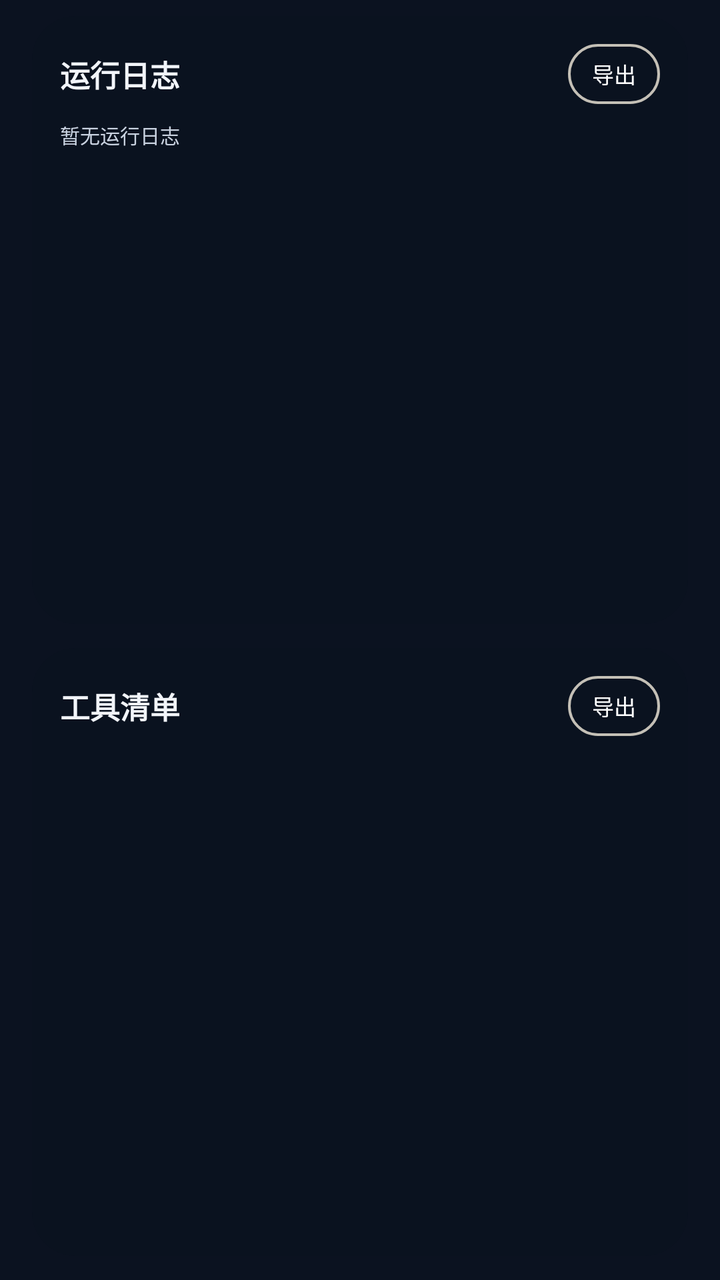
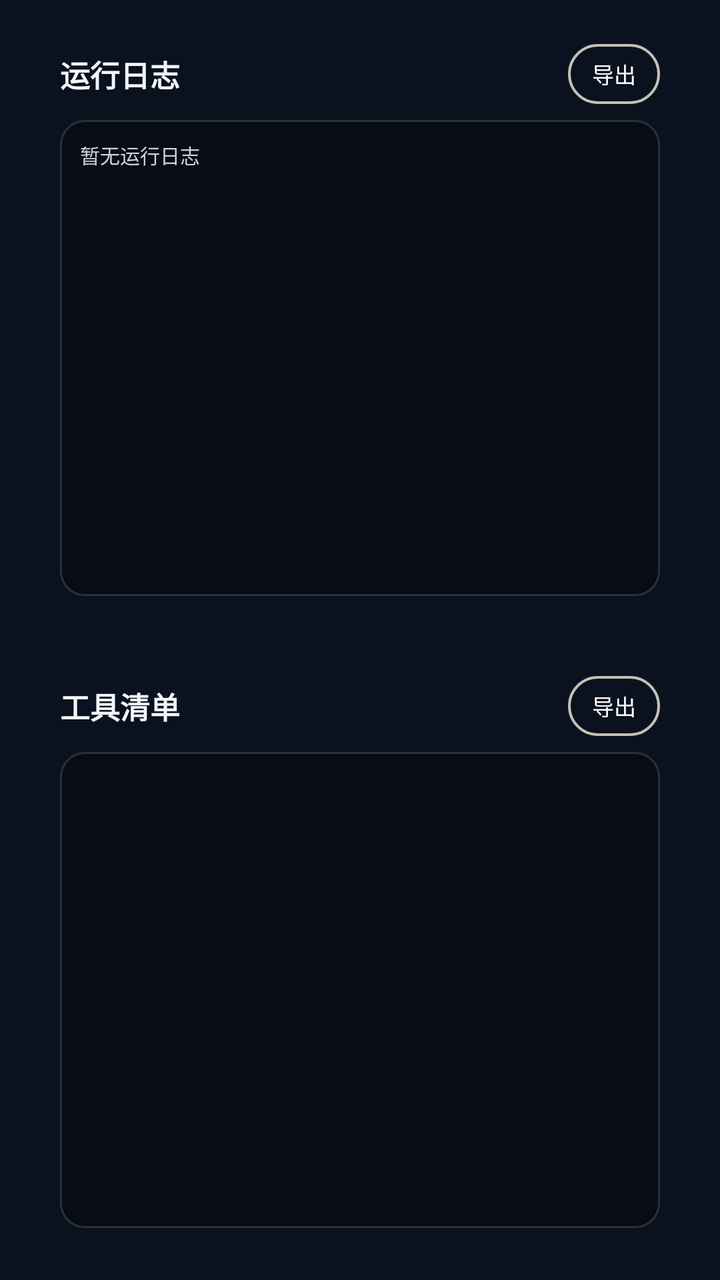

Two renders of the same Android screen: before a commit and after it. Below are the layout's source before the change and the commit's diff.
<!-- AndroidManifest.xml: application theme Theme.Sagittarius -->
<!-- res/layout/fragment_agent_terminal.xml -->
<?xml version="1.0" encoding="utf-8"?>
<LinearLayout xmlns:android="http://schemas.android.com/apk/res/android"
    android:layout_width="match_parent"
    android:layout_height="match_parent"
    android:orientation="vertical"
    android:paddingStart="16dp"
    android:paddingTop="8dp"
    android:paddingEnd="16dp"
    android:paddingBottom="12dp">

    <LinearLayout
        android:id="@+id/cardLogs"
        android:layout_width="match_parent"
        android:layout_height="0dp"
        android:layout_weight="1"
        android:background="@drawable/bg_agent_card"
        android:orientation="vertical"
        android:padding="14dp">

        <LinearLayout
            android:layout_width="match_parent"
            android:layout_height="wrap_content"
            android:gravity="center_vertical"
            android:orientation="horizontal">

            <TextView
                android:layout_width="0dp"
                android:layout_height="wrap_content"
                android:layout_weight="1"
                android:text="@string/agent_terminal_logs_title"
                android:textColor="#F2F5FA"
                android:textSize="15sp"
                android:textStyle="bold" />

            <TextView
                android:id="@+id/tvLogSummary"
                android:layout_width="wrap_content"
                android:layout_height="wrap_content"
                android:layout_marginEnd="10dp"
                android:textColor="#8C95A6"
                android:textSize="10sp" />

            <TextView
                android:id="@+id/btnExportLogs"
                android:layout_width="wrap_content"
                android:layout_height="30dp"
                android:background="@drawable/bg_agent_ink_border"
                android:gravity="center"
                android:paddingStart="12dp"
                android:paddingEnd="12dp"
                android:text="@string/agent_terminal_export"
                android:textColor="#FFFFFF"
                android:textSize="11sp" />
        </LinearLayout>

        <ScrollView
            android:id="@+id/logScroll"
            android:layout_width="match_parent"
            android:layout_height="0dp"
            android:layout_marginTop="8dp"
            android:layout_weight="1"
            android:overScrollMode="never"
            android:scrollbars="none">

            <TextView
                android:id="@+id/tvLogWindow"
                android:layout_width="match_parent"
                android:layout_height="wrap_content"
                android:fontFamily="monospace"
                android:lineSpacingExtra="2dp"
                android:text="@string/agent_terminal_logs_empty"
                android:textColor="#C9D2E0"
                android:textSize="10sp" />
        </ScrollView>
    </LinearLayout>

    <LinearLayout
        android:id="@+id/cardTools"
        android:layout_width="match_parent"
        android:layout_height="0dp"
        android:layout_marginTop="12dp"
        android:layout_weight="1"
        android:background="@drawable/bg_agent_card"
        android:orientation="vertical"
        android:padding="14dp">

        <LinearLayout
            android:layout_width="match_parent"
            android:layout_height="wrap_content"
            android:gravity="center_vertical"
            android:orientation="horizontal">

            <TextView
                android:layout_width="0dp"
                android:layout_height="wrap_content"
                android:layout_weight="1"
                android:text="@string/agent_terminal_tools_title"
                android:textColor="#F2F5FA"
                android:textSize="15sp"
                android:textStyle="bold" />

            <TextView
                android:id="@+id/tvToolSummary"
                android:layout_width="wrap_content"
                android:layout_height="wrap_content"
                android:layout_marginEnd="10dp"
                android:textColor="#8C95A6"
                android:textSize="10sp" />

            <TextView
                android:id="@+id/btnExportTools"
                android:layout_width="wrap_content"
                android:layout_height="30dp"
                android:background="@drawable/bg_agent_ink_border"
                android:gravity="center"
                android:paddingStart="12dp"
                android:paddingEnd="12dp"
                android:text="@string/agent_terminal_export"
                android:textColor="#FFFFFF"
                android:textSize="11sp" />
        </LinearLayout>

        <ScrollView
            android:id="@+id/toolScroll"
            android:layout_width="match_parent"
            android:layout_height="0dp"
            android:layout_marginTop="8dp"
            android:layout_weight="1"
            android:overScrollMode="never"
            android:scrollbars="none">

            <LinearLayout
                android:id="@+id/toolContainer"
                android:layout_width="match_parent"
                android:layout_height="wrap_content"
                android:orientation="vertical" />
        </ScrollView>
    </LinearLayout>
</LinearLayout>
<!-- resources referenced by this layout -->
<resources>
  <!-- drawable bg_agent_card (drawable) -->
  <?xml version="1.0" encoding="utf-8"?>
  <shape xmlns:android="http://schemas.android.com/apk/res/android"
      android:shape="rectangle">
      <solid android:color="#E60B1220" />
      <corners android:radius="22dp" />
  </shape>
  <string name="agent_terminal_export">导出</string>
  <string name="agent_terminal_logs_empty">暂无运行日志</string>
  <string name="agent_terminal_logs_title">运行日志</string>
  <string name="agent_terminal_tools_title">工具清单</string>
  <style name="Theme.Sagittarius" parent="Theme.Sagittarius.Black" />
  <!-- drawable bg_screen_black (drawable) -->
  <?xml version="1.0" encoding="utf-8"?>
  <layer-list xmlns:android="http://schemas.android.com/apk/res/android">
      <item>
          <shape android:shape="rectangle">
              <solid android:color="#0B1220" />
          </shape>
      </item>
  </layer-list>
  <color name="bg_deep">#0A0F1D</color>
  <style name="ThemeOverlay.Sagittarius.Dialog" parent="ThemeOverlay.Material3.MaterialAlertDialog">
          <item name="colorSurface">#182134</item>
          <item name="colorOnSurface">@color/text_primary</item>
          <item name="colorPrimary">@color/accent_teal</item>
      </style>
  <!-- drawable bg_input (drawable) -->
  <?xml version="1.0" encoding="utf-8"?>
  <shape xmlns:android="http://schemas.android.com/apk/res/android" android:shape="rectangle">
      <solid android:color="?attr/blInputFill" />
      <corners android:radius="16dp" />
      <stroke android:width="1dp" android:color="?attr/blInputStroke" />
  </shape>
  <!-- drawable bg_search (drawable) -->
  <?xml version="1.0" encoding="utf-8"?>
  <shape xmlns:android="http://schemas.android.com/apk/res/android" android:shape="rectangle">
      <solid android:color="?attr/blInputFill" />
      <corners android:radius="16dp" />
      <stroke android:width="1dp" android:color="?attr/blInputStroke" />
  </shape>
  <!-- drawable bg_metric_tile (drawable) -->
  <?xml version="1.0" encoding="utf-8"?>
  <shape xmlns:android="http://schemas.android.com/apk/res/android" android:shape="rectangle">
      <solid android:color="?attr/blMetricTile" />
      <corners android:radius="14dp" />
      <stroke android:width="1dp" android:color="?attr/blDivider" />
  </shape>
  <!-- drawable bg_icon_circle (drawable) -->
  <?xml version="1.0" encoding="utf-8"?>
  <shape xmlns:android="http://schemas.android.com/apk/res/android" android:shape="oval">
      <solid android:color="?attr/blIconCircle" />
  </shape>
  <!-- drawable bg_glass_icon_button (drawable) -->
  <?xml version="1.0" encoding="utf-8"?>
  <shape xmlns:android="http://schemas.android.com/apk/res/android" android:shape="rectangle">
      <solid android:color="?attr/blIconButton" />
      <corners android:radius="14dp" />
      <stroke android:width="1dp" android:color="?attr/blDivider" />
  </shape>
  <!-- drawable bg_floating_button (drawable) -->
  <?xml version="1.0" encoding="utf-8"?>
  <shape xmlns:android="http://schemas.android.com/apk/res/android" android:shape="rectangle">
      <solid android:color="?attr/blFloatingButtonFill" />
      <corners android:radius="12dp" />
      <stroke android:width="1dp" android:color="?attr/blFloatingButtonStroke" />
  </shape>
  <color name="text_primary">#F8FAFC</color>
  <color name="accent_teal">#34E7C4</color>
  <!-- unchanged entries left out for length: 7 -->
</resources>

<!-- the commit's change to res/layout/fragment_agent_terminal.xml (unified diff, before → after) -->
@@ -59,7 +59,9 @@
             android:layout_height="0dp"
             android:layout_marginTop="8dp"
             android:layout_weight="1"
+            android:background="@drawable/bg_agent_code_box"
             android:overScrollMode="never"
+            android:padding="10dp"
             android:scrollbars="none">
 
             <TextView
@@ -67,7 +69,7 @@
                 android:layout_width="match_parent"
                 android:layout_height="wrap_content"
                 android:fontFamily="monospace"
-                android:lineSpacingExtra="2dp"
+                android:lineSpacingExtra="3dp"
                 android:text="@string/agent_terminal_logs_empty"
                 android:textColor="#C9D2E0"
                 android:textSize="10sp" />
@@ -126,7 +128,9 @@
             android:layout_height="0dp"
             android:layout_marginTop="8dp"
             android:layout_weight="1"
+            android:background="@drawable/bg_agent_code_box"
             android:overScrollMode="never"
+            android:padding="10dp"
             android:scrollbars="none">
 
             <LinearLayout
<!-- resource entries referenced after the edit -->
@@ -7,6 +7,19 @@
       <solid android:color="#E60B1220" />
       <corners android:radius="22dp" />
   </shape>
+  <!-- drawable bg_agent_code_box (drawable) -->
+  <?xml version="1.0" encoding="utf-8"?>
+  <layer-list xmlns:android="http://schemas.android.com/apk/res/android">
+      <item>
+          <shape android:shape="rectangle">
+              <solid android:color="#E6070C14" />
+              <corners android:radius="12dp" />
+              <stroke
+                  android:width="1dp"
+                  android:color="#26F3EBDD" />
+          </shape>
+      </item>
+  </layer-list>
   <string name="agent_terminal_export">导出</string>
   <string name="agent_terminal_logs_empty">暂无运行日志</string>
   <string name="agent_terminal_logs_title">运行日志</string>
